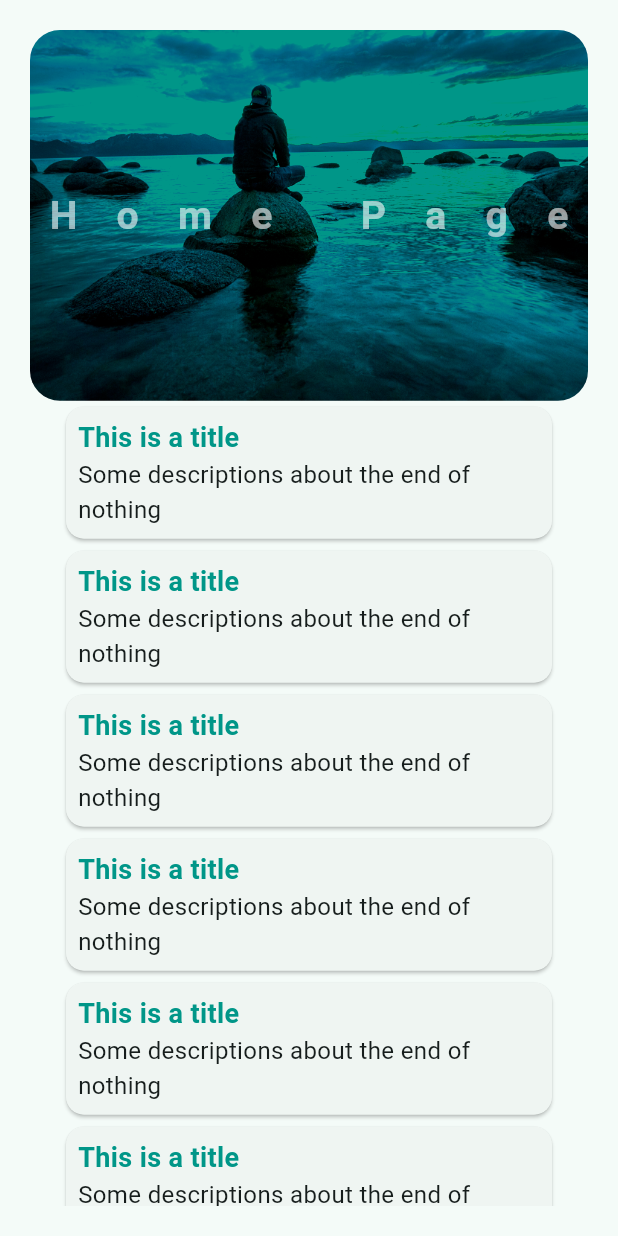
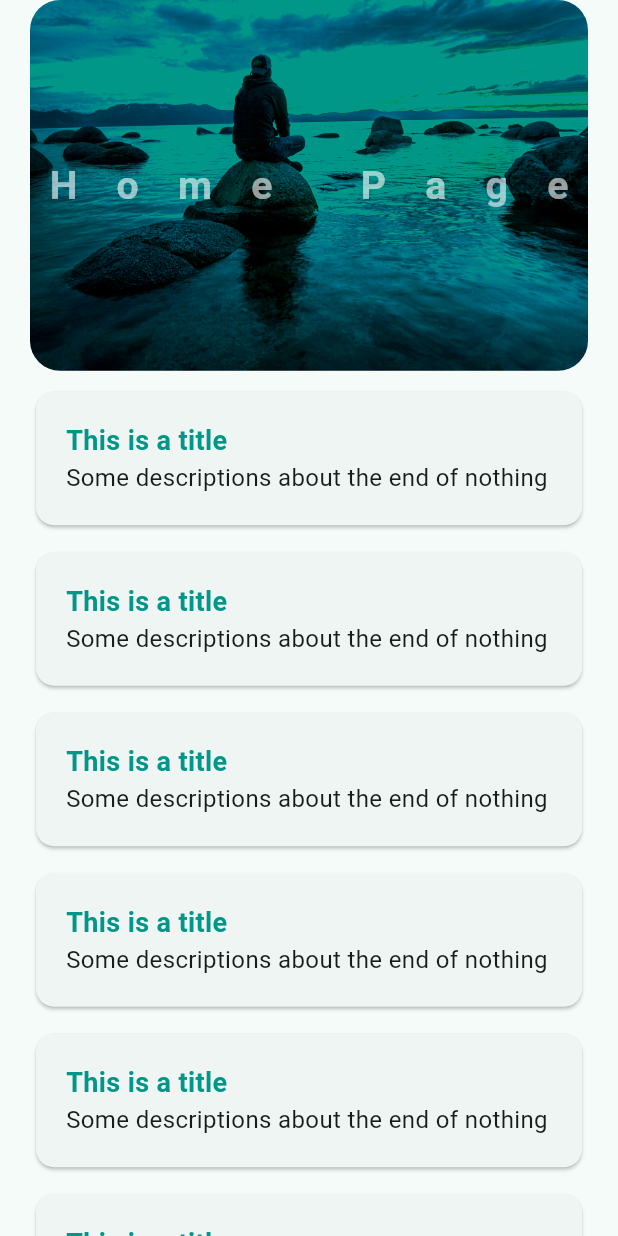
Before and after one commit to JBeluche/flutter_tutorial, a Flutter app: the HomePage widget shown alone on an empty page, opened directly, on a phone screen of 412 x 824 dp. Run offline on Flutter 3.47's test engine with Material 3 defaults, Android fonts, the phone set to English and light mode, and no system bars; our stand-ins replace lottie, shared_preferences; accounts and stored records are empty.

Commit message:
Ui modifications (again) *fixed

```diff
--- a/lib/views/pages/home_page.dart
+++ b/lib/views/pages/home_page.dart
@@ -8,7 +8,7 @@ class HomePage extends StatelessWidget {
   @override
   Widget build(BuildContext context) {
     return Padding(
-      padding: const EdgeInsets.all(20.0),
+      padding: const EdgeInsets.symmetric(horizontal: 20.0),
       child: SingleChildScrollView(
         child: Column(
           children: [
--- a/lib/views/widgets/container_widget.dart
+++ b/lib/views/widgets/container_widget.dart
@@ -16,10 +16,10 @@ class ContainerWidget extends StatelessWidget {
   Widget build(BuildContext context) {
     return Container(
       width: double.infinity,
-      padding: EdgeInsetsGeometry.symmetric(horizontal: 20.0),
+      padding: EdgeInsetsGeometry.only(top: 10.0),
       child: Card(
         child: Padding(
-          padding: const EdgeInsets.all(8.0),
+          padding: const EdgeInsets.all(20.0),
           child: Column(
             crossAxisAlignment: CrossAxisAlignment.start,
             children: [
```
